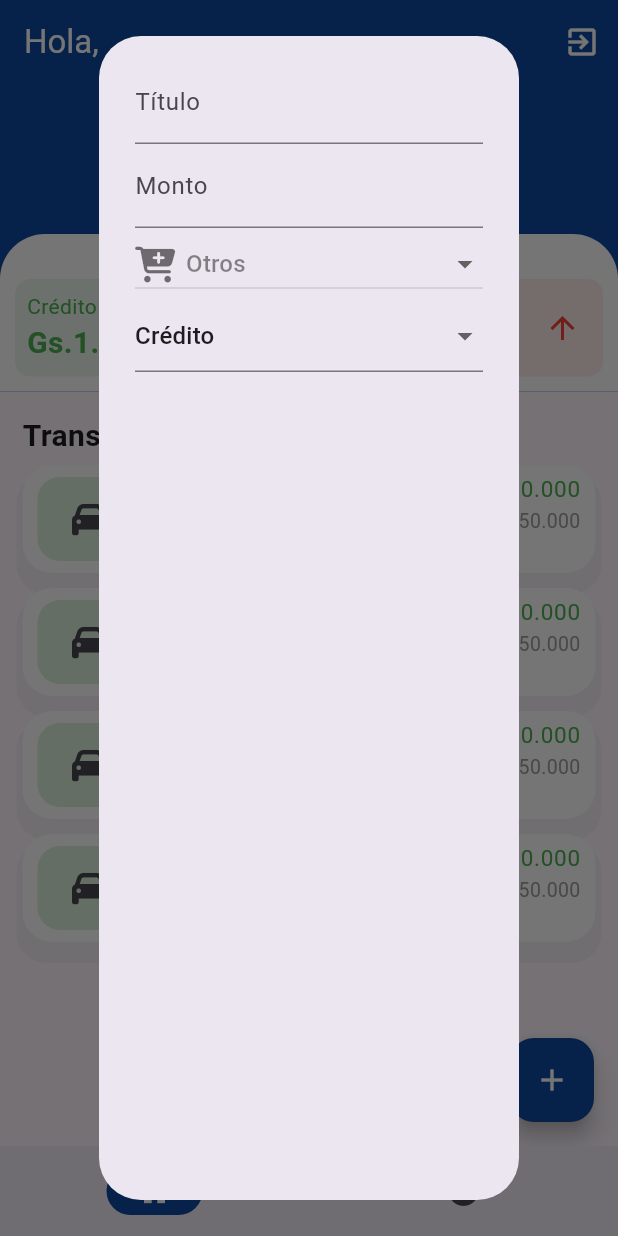
After one commit to ChrisShadow/uaa_expense_tracker, a Flutter app: the screen it shows once a user with an empty profile is signed in, after a tap on the "add" icon, on a phone screen of 412 x 824 dp. The commit adds this screen. Run offline on Flutter 3.47's test engine with Material 3 defaults, Android fonts, the phone set to English and light mode, and no system bars; our stand-ins replace firebase_auth, firebase_core, font_awesome_flutter; accounts and stored records are empty.

Commit message:
dashboard home: parte4 transact dialog 1:8min/2hs

```diff
--- a/lib/screens/home_screen.dart
+++ b/lib/screens/home_screen.dart
@@ -1,3 +1,4 @@
+import 'package:expense_tracker/widget/add_transact_form.dart';
 import 'package:expense_tracker/widget/hero_card.dart';
 import 'package:expense_tracker/widget/transact_cards.dart';
 import 'package:firebase_auth/firebase_auth.dart';
@@ -26,9 +27,23 @@ class _HomeState extends State<Home> {
     });
   }
 
+  _dialogBuilder(BuildContext context){
+    return showDialog(context: context, builder: (context){
+      return const AlertDialog(
+        content: AddTransactForm(),
+      );
+    });
+  }
   @override
   Widget build(BuildContext context) {
     return Scaffold(
+      floatingActionButton: FloatingActionButton(
+        backgroundColor: Colors.blue.shade900,
+        onPressed: ((){
+          _dialogBuilder(context);
+        }),
+        child: const Icon(Icons.add, color: Colors.white,),
+      ),
       appBar: AppBar(
         backgroundColor: Colors.blue.shade900,
         title: const Text("Hola, ", style: TextStyle(color: Colors.white),),
--- /dev/null
+++ b/lib/widget/add_transact_form.dart
@@ -0,0 +1,54 @@
+import 'package:expense_tracker/widget/category_dropdown.dart';
+import 'package:flutter/material.dart';
+
+class AddTransactForm extends StatefulWidget {
+  const AddTransactForm({super.key});
+
+  @override
+  State<AddTransactForm> createState() => _AddTransactFormState();
+}
+
+class _AddTransactFormState extends State<AddTransactForm> {
+  var type="crédito";
+  var category="Otros";
+  @override
+  Widget build(BuildContext context) {
+    return Form(
+      child: Column(
+        children: [
+          TextFormField(
+            decoration: const InputDecoration(
+              labelText: 'Título'
+            ),),
+          TextFormField(
+            keyboardType: TextInputType.number,
+            decoration: const InputDecoration(
+              labelText: "Monto"
+            ),),
+          CategoryDropDown(
+            cattype: category,
+            onChanged: (String? value){
+              if(value != null){
+                setState(() {
+                  category=value;
+                });
+              }
+            },
+          ),
+          DropdownButtonFormField(
+              value: 'crédito',
+              items: const [
+                DropdownMenuItem(value: 'crédito',child: Text('Crédito'),),
+                DropdownMenuItem(value: 'débito',child: Text('Débito'),)],
+              onChanged: (value){
+                if(value !=null){
+                  setState(() {
+                    type=value;
+                  });
+                }
+              })
+        ],
+      ),
+    );
+  }
+}
--- /dev/null
+++ b/lib/widget/category_dropdown.dart
@@ -0,0 +1,38 @@
+import 'package:expense_tracker/utils/icon_lists.dart';
+import 'package:flutter/material.dart';
+
+class CategoryDropDown extends StatelessWidget {
+  CategoryDropDown({super.key, this.cattype, required this.onChanged});
+  final String? cattype;
+  final ValueChanged<String?> onChanged;
+  final appIcons=AppIcons();
+
+  @override
+  Widget build(BuildContext context) {
+    return DropdownButton<String>(
+        value: cattype,
+        isExpanded: true,
+        hint: const Text("Selecciona la categoría"),
+        items: appIcons.homeExpensesCategories.map((e) =>
+            DropdownMenuItem<String>(
+                value: e['name'],
+                child: Row(
+                  children: [
+                    Icon(
+                      e['icon'],
+                      color: Colors.black54,
+                    ),
+                    const SizedBox(
+                      width: 10,
+                    ),
+                    Text(e['name'],
+                    style: const TextStyle(
+                      color: Colors.black45
+                    ),),
+                  ],
+                ))).toList(),
+
+
+        onChanged: onChanged);
+  }
+}
--- a/lib/widget/transact_cards.dart
+++ b/lib/widget/transact_cards.dart
@@ -38,6 +38,11 @@ class TransactCard extends StatelessWidget {
                   ]
                 ),
                 child: ListTile(
+                  minVerticalPadding: 5,
+                  contentPadding: const EdgeInsets.symmetric(
+                    horizontal: 10,
+                    vertical: 0
+                  ),
                   leading: SizedBox(
                     width: 70,
                     height: 100,
```
